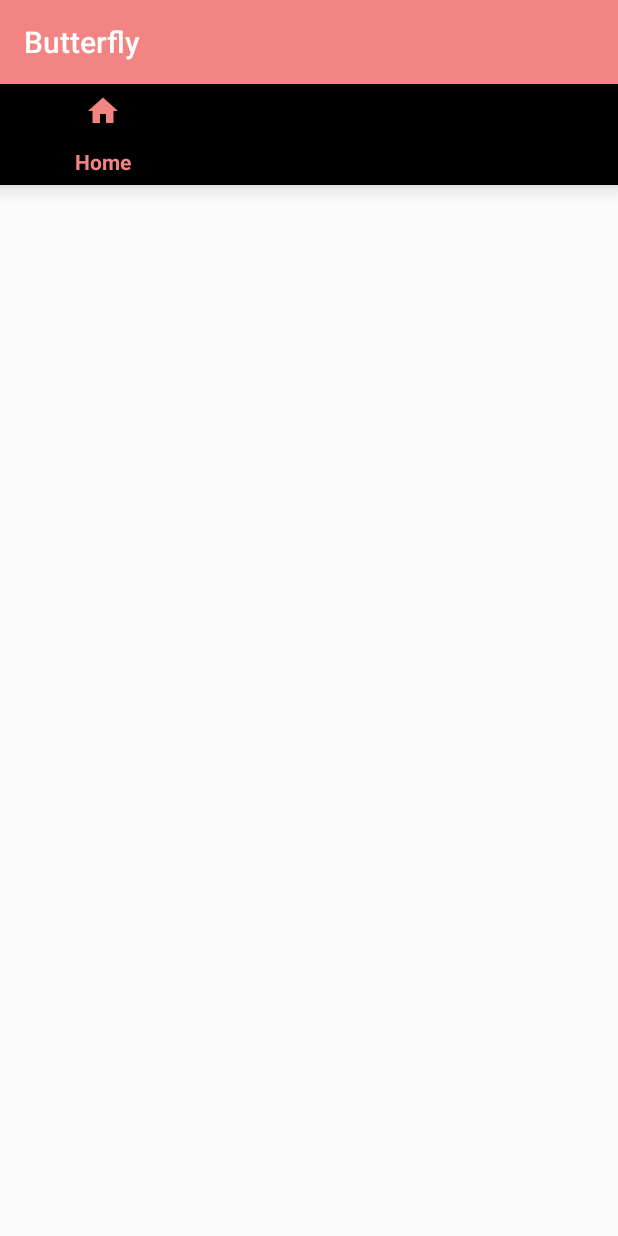
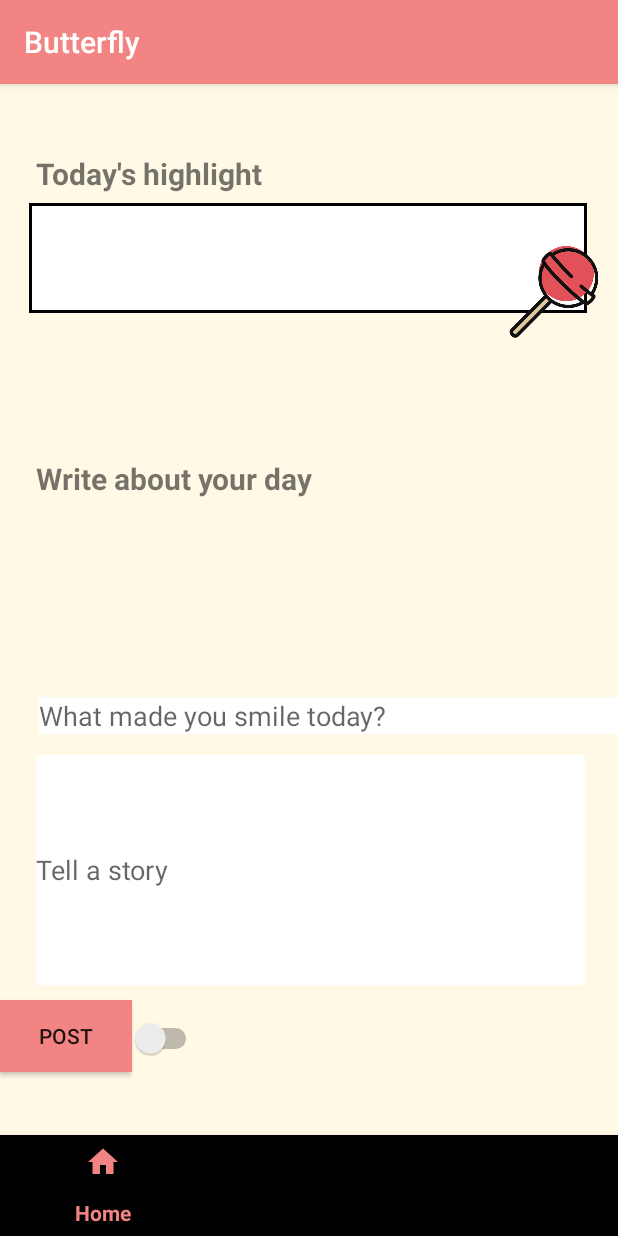
Before and after one commit to jqiu98/butterfly, an Android app: the screen it shows after launch (MainActivity), on a phone screen of 412 x 824 dp. Run offline under Robolectric (Android 15) with nearby library versions, the phone set to English and light mode, and no system bars.

Commit message:
STUFF WORKS YAYYYY USSS

```diff
--- a/app/build.gradle
+++ b/app/build.gradle
@@ -17,7 +17,9 @@ android {
         }
     }
 }
-
+repositories{
+    google()
+}
 dependencies {
     implementation fileTree(include: ['*.jar'], dir: 'libs')
     implementation 'com.android.support:appcompat-v7:26.1.0'
--- a/app/src/main/java/com/example/jeff/butterfly/Fragments/LandingFragment.java
+++ b/app/src/main/java/com/example/jeff/butterfly/Fragments/LandingFragment.java
@@ -1,7 +1,81 @@
 package com.example.jeff.butterfly.Fragments;
 
+import android.app.Activity;
+import android.database.Cursor;
+import android.database.sqlite.SQLiteDatabase;
+import android.database.sqlite.SQLiteOpenHelper;
+import android.os.Bundle;
 import android.support.v4.app.Fragment;
+import android.support.v7.app.AppCompatActivity;
+import android.text.Editable;
+import android.util.Log;
+import android.view.LayoutInflater;
+import android.view.View;
+import android.view.ViewGroup;
+import android.widget.Button;
+import android.widget.EditText;
+import android.widget.Switch;
+import com.example.jeff.butterfly.Helpers.DbHelper;
+import com.example.jeff.butterfly.R;
 
 public class LandingFragment extends Fragment {
 
+	private DbHelper db;
+	private View view;
+	private Activity activity;
+
+	private EditText title;
+	private EditText body;
+	private Button button;
+	private Switch slider;
+
+	@Override
+	public void onCreate(Bundle savedInstanceState){
+		super.onCreate(savedInstanceState);
+		 db = new DbHelper(this.getActivity());
+	}
+
+	@Override
+	public View onCreateView(LayoutInflater inflater, ViewGroup container, Bundle savedInstanceState){
+		return inflater.inflate(R.layout.activity_main, container, false);
+	}
+
+	@Override
+	public void onActivityCreated(Bundle savedInstanceState){
+		super.onActivityCreated(savedInstanceState);
+		view = getView();
+		activity = (AppCompatActivity)getActivity();
+		getButtons();
+	}
+
+	private void getButtons(){
+		title = view.findViewById(R.id.title);
+		body = view.findViewById(R.id.body);
+		button = view.findViewById(R.id.button3);
+		slider = view.findViewById(R.id.switch1);
+
+		button.setOnClickListener(new View.OnClickListener(){
+			@Override
+			public void onClick(View v){
+				Editable wow = (Editable)title.getText();
+				Editable how = (Editable)body.getText();
+				String titleWords = wow.toString();
+				String bodyWords = how.toString();
+				Boolean switchState = slider.isChecked();
+				int stateSwitch;
+				if (switchState == true){
+					stateSwitch = 1;
+				}
+				else {
+					stateSwitch = 0;
+				}
+//				Log.e("stuff", "onClick: errorhlfsdhdsafhdhafslhd" );
+//				SQLiteDatabase asdf = this.getReadableDatabase();
+//				Cursor c = asdf.rawQuery("SELECT * from lollipop",null);
+//				Log.e("CURSOR", "onClick: ", );
+				db.makeTransaction(titleWords, bodyWords, stateSwitch);
+			}
+		});
+	}
+
 }
--- a/app/src/main/res/layout/activity_main.xml
+++ b/app/src/main/res/layout/activity_main.xml
@@ -6,10 +6,10 @@
     android:layout_width="match_parent"
     android:layout_height="match_parent"
     android:background="@color/colorAccent"
-    tools:context=".MainActivity">
+    tools:context="com.example.jeff.butterfly.Fragments.LandingFragment">
 
     <EditText
-        android:id="@+id/editText"
+        android:id="@+id/body"
         android:layout_width="366dp"
         android:layout_height="153dp"
         android:layout_alignParentStart="true"
@@ -24,11 +24,11 @@
         tools:layout_editor_absoluteY="260dp" />
 
     <EditText
-        android:id="@+id/editText3"
-        android:layout_width="363dp"
-        android:layout_height="34dp"
-        android:layout_above="@+id/editText"
-        android:layout_alignStart="@+id/editText"
+        android:id="@+id/title"
+        android:layout_width="match_parent"
+        android:layout_height="wrap_content"
+        android:layout_above="@+id/body"
+        android:layout_alignStart="@+id/body"
         android:layout_marginStart="2dp"
         android:layout_marginBottom="14dp"
         android:background="#fff"
@@ -42,7 +42,6 @@
         android:id="@+id/button3"
         android:layout_width="wrap_content"
         android:layout_height="wrap_content"
-        android:layout_alignEnd="@+id/editText"
         android:layout_alignParentBottom="true"
         android:layout_marginEnd="4dp"
         android:layout_marginBottom="109dp"
@@ -58,16 +57,6 @@
         android:layout_marginStart="19dp"
         android:layout_marginTop="79dp"
         android:background="@drawable/border">
-
-        <fragment
-            android:id="@+id/fragment"
-            android:name="com.example.jeff.butterfly.Fragments.LandingFragment"
-            android:layout_width="wrap_content"
-            android:layout_height="wrap_content"
-            android:layout_alignParentStart="true"
-            android:layout_alignParentTop="true"
-            android:layout_marginStart="128dp"
-            android:layout_marginTop="108dp" />
     </FrameLayout>
 
     <ImageView
@@ -108,7 +97,6 @@
         android:id="@+id/switch1"
         android:layout_width="wrap_content"
         android:layout_height="wrap_content"
-        android:layout_alignStart="@+id/editText"
         android:layout_alignParentBottom="true"
         android:layout_marginBottom="118dp"
         android:text="Post to Public"
--- a/app/src/main/res/layout/initpage.xml
+++ b/app/src/main/res/layout/initpage.xml
@@ -1,5 +1,5 @@
 <?xml version="1.0" encoding="utf-8"?>
-<LinearLayout
+<android.support.constraint.ConstraintLayout
         xmlns:android="http://schemas.android.com/apk/res/android"
         xmlns:tools="http://schemas.android.com/tools"
         xmlns:app="http://schemas.android.com/apk/res-auto"
@@ -7,13 +7,13 @@
         android:layout_height="match_parent"
         android:id="@+id/fragmentContainer"
         tools:context=".MainActivity">
+
     <android.support.design.widget.BottomNavigationView
-        android:layout_width="match_parent"
-        android:layout_height="67dp"
-        android:layout_alignParentStart="true"
-        android:layout_alignParentBottom="true"
-        android:layout_marginStart="0dp"
-        android:layout_marginBottom="0dp"
-        android:id="@+id/navigation"
-        app:menu="@menu/navigation" />
-</LinearLayout>
+            android:layout_width="wrap_content"
+            android:layout_height="67dp"
+            android:id="@+id/navigation"
+            app:menu="@menu/navigation"
+            android:layout_marginBottom="0dp"
+            app:layout_constraintBottom_toBottomOf="parent"
+            app:layout_constraintStart_toStartOf="parent" android:layout_marginStart="0dp"/>
+</android.support.constraint.ConstraintLayout>
```
Also changed, not shown: app/src/main/java/com/example/jeff/butterfly/Helpers/DbHelper.java (+82 -2 lines), app/src/main/java/com/example/jeff/butterfly/MainActivity.java (+19 -4 lines), app/src/main/res/layout/socialpage.xml (+13 -3 lines).
